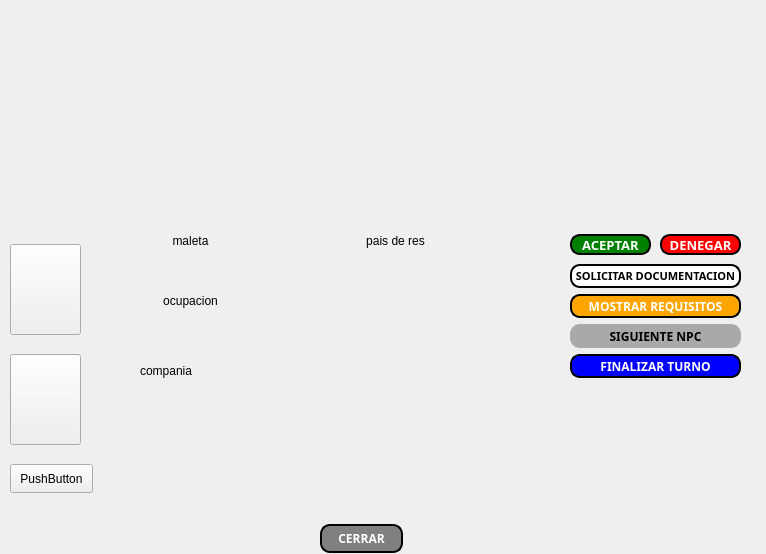
Qt form gameplay.ui (facurz55/Paper-Please) before a commit.
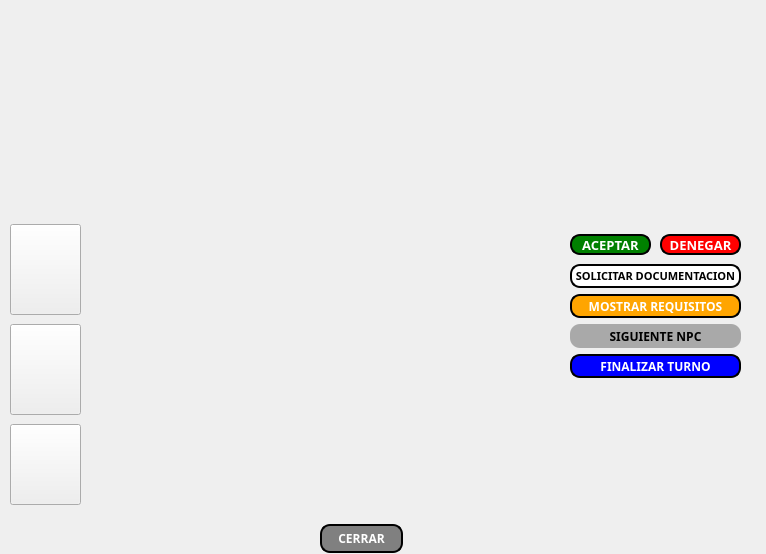
The same form after that commit. The open tabs and pages were chosen to show the change. Icons and pictures are not drawn.

```diff
--- a/gameplay.ui
+++ b/gameplay.ui
@@ -348,7 +348,7 @@
             <property name="geometry">
              <rect>
               <x>10</x>
-              <y>20</y>
+              <y>0</y>
               <width>71</width>
               <height>91</height>
              </rect>
@@ -367,7 +367,7 @@
             <property name="geometry">
              <rect>
               <x>10</x>
-              <y>130</y>
+              <y>100</y>
               <width>71</width>
               <height>91</height>
              </rect>
@@ -588,11 +588,44 @@
               <x>140</x>
               <y>10</y>
               <width>101</width>
-              <height>81</height>
+              <height>71</height>
              </rect>
             </property>
+            <property name="palette">
+             <palette>
+              <active>
+               <colorrole role="WindowText">
+                <brush brushstyle="SolidPattern">
+                 <color alpha="255">
+                  <red>0</red>
+                  <green>0</green>
+                  <blue>0</blue>
+                 </color>
+                </brush>
+               </colorrole>
+              </active>
+              <inactive>
+               <colorrole role="WindowText">
+                <brush brushstyle="SolidPattern">
+                 <color alpha="255">
+                  <red>0</red>
+                  <green>0</green>
+                  <blue>0</blue>
+                 </color>
+                </brush>
+               </colorrole>
+              </inactive>
+              <disabled/>
+             </palette>
+            </property>
+            <property name="styleSheet">
+             <string notr="true">#MaletaPeso
+{
+	border-image: url(:/Maletas Peso.png);
+}</string>
+            </property>
             <property name="text">
-             <string>maleta</string>
+             <string/>
             </property>
             <property name="alignment">
              <set>Qt::AlignmentFlag::AlignHCenter|Qt::AlignmentFlag::AlignTop</set>
@@ -601,14 +634,47 @@
            <widget class="QLabel" name="compania">
             <property name="geometry">
              <rect>
-              <x>140</x>
+              <x>120</x>
               <y>140</y>
               <width>121</width>
               <height>71</height>
              </rect>
             </property>
+            <property name="palette">
+             <palette>
+              <active>
+               <colorrole role="WindowText">
+                <brush brushstyle="SolidPattern">
+                 <color alpha="255">
+                  <red>0</red>
+                  <green>0</green>
+                  <blue>0</blue>
+                 </color>
+                </brush>
+               </colorrole>
+              </active>
+              <inactive>
+               <colorrole role="WindowText">
+                <brush brushstyle="SolidPattern">
+                 <color alpha="255">
+                  <red>0</red>
+                  <green>0</green>
+                  <blue>0</blue>
+                 </color>
+                </brush>
+               </colorrole>
+              </inactive>
+              <disabled/>
+             </palette>
+            </property>
+            <property name="styleSheet">
+             <string notr="true">#compania
+{
+	border-image: url(:/compania.png);
+}</string>
+            </property>
             <property name="text">
-             <string>compania</string>
+             <string/>
             </property>
             <property name="alignment">
              <set>Qt::AlignmentFlag::AlignLeading|Qt::AlignmentFlag::AlignLeft|Qt::AlignmentFlag::AlignTop</set>
@@ -617,14 +683,47 @@
            <widget class="QLabel" name="ocupacion">
             <property name="geometry">
              <rect>
-              <x>140</x>
+              <x>110</x>
               <y>70</y>
-              <width>101</width>
+              <width>161</width>
               <height>71</height>
              </rect>
             </property>
+            <property name="palette">
+             <palette>
+              <active>
+               <colorrole role="WindowText">
+                <brush brushstyle="SolidPattern">
+                 <color alpha="255">
+                  <red>0</red>
+                  <green>0</green>
+                  <blue>0</blue>
+                 </color>
+                </brush>
+               </colorrole>
+              </active>
+              <inactive>
+               <colorrole role="WindowText">
+                <brush brushstyle="SolidPattern">
+                 <color alpha="255">
+                  <red>0</red>
+                  <green>0</green>
+                  <blue>0</blue>
+                 </color>
+                </brush>
+               </colorrole>
+              </inactive>
+              <disabled/>
+             </palette>
+            </property>
+            <property name="styleSheet">
+             <string notr="true">#ocupacion
+{
+	border-image: url(:/compania.png);
+}</string>
+            </property>
             <property name="text">
-             <string>ocupacion</string>
+             <string/>
             </property>
             <property name="alignment">
              <set>Qt::AlignmentFlag::AlignHCenter|Qt::AlignmentFlag::AlignTop</set>
@@ -633,14 +732,52 @@
            <widget class="QLabel" name="residencia">
             <property name="geometry">
              <rect>
-              <x>320</x>
+              <x>280</x>
               <y>10</y>
-              <width>151</width>
-              <height>231</height>
+              <width>241</width>
+              <height>271</height>
              </rect>
             </property>
+            <property name="palette">
+             <palette>
+              <active>
+               <colorrole role="WindowText">
+                <brush brushstyle="SolidPattern">
+                 <color alpha="255">
+                  <red>0</red>
+                  <green>0</green>
+                  <blue>0</blue>
+                 </color>
+                </brush>
+               </colorrole>
+              </active>
+              <inactive>
+               <colorrole role="WindowText">
+                <brush brushstyle="SolidPattern">
+                 <color alpha="255">
+                  <red>0</red>
+                  <green>0</green>
+                  <blue>0</blue>
+                 </color>
+                </brush>
+               </colorrole>
+              </inactive>
+              <disabled/>
+             </palette>
+            </property>
+            <property name="font">
+             <font>
+              <pointsize>11</pointsize>
+             </font>
+            </property>
+            <property name="styleSheet">
+             <string notr="true">#residencia
+{
+	border-image: url(:/Recidencia V2.png);
+}</string>
+            </property>
             <property name="text">
-             <string>pais de res</string>
+             <string/>
             </property>
             <property name="alignment">
              <set>Qt::AlignmentFlag::AlignHCenter|Qt::AlignmentFlag::AlignTop</set>
@@ -650,13 +787,19 @@
             <property name="geometry">
              <rect>
               <x>10</x>
-              <y>240</y>
-              <width>83</width>
-              <height>29</height>
+              <y>200</y>
+              <width>71</width>
+              <height>81</height>
              </rect>
             </property>
+            <property name="styleSheet">
+             <string notr="true">#proposito
+{
+	border-image: url(:/iconoRe.png);
+}</string>
+            </property>
             <property name="text">
-             <string>PushButton</string>
+             <string/>
             </property>
            </widget>
           </widget>
```
Left out of the diff: 2 changed lines with no effect on the pictures.
